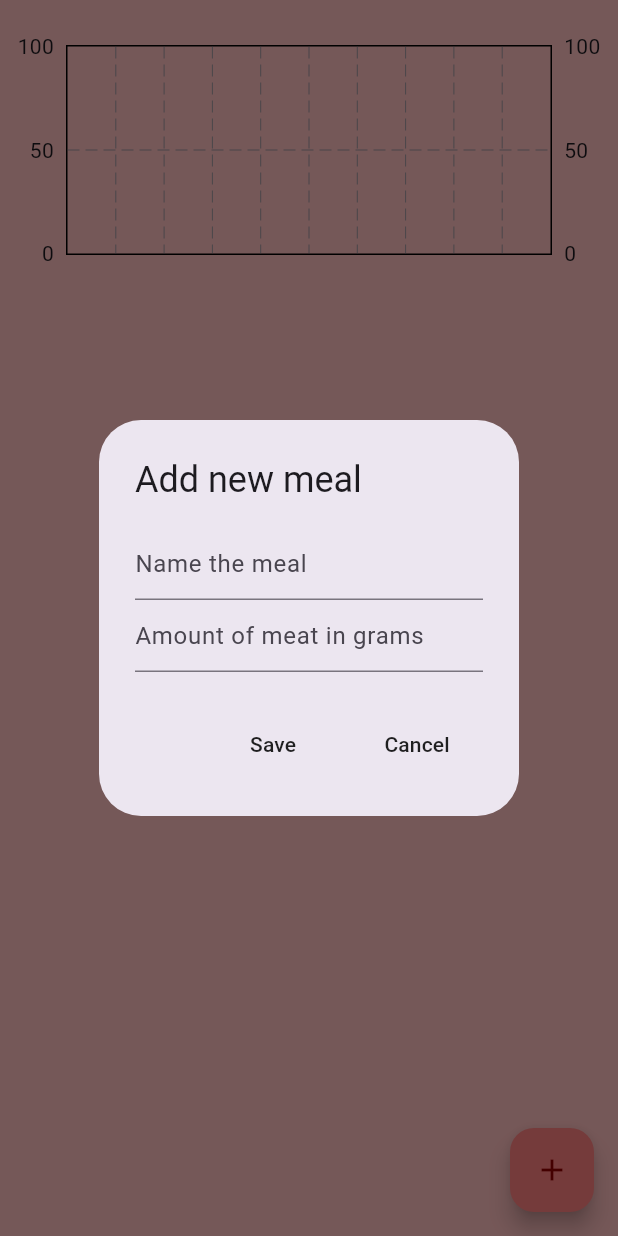
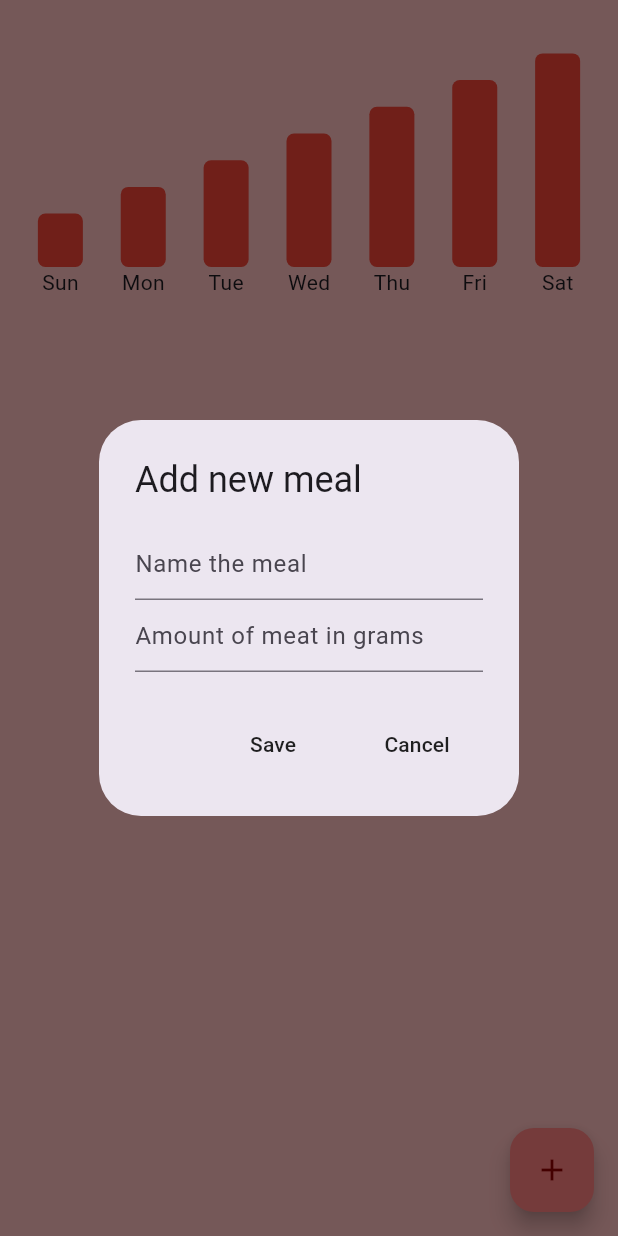
Before and after one commit to felixfeldweg-del/Meat-Tracker, a Flutter app: the screen it shows after launch, after a tap on the "add" icon, on a phone screen of 412 x 824 dp. Run offline on Flutter 3.47's test engine with Material 3 defaults, Android fonts, the phone set to English and light mode, and no system bars; drawn by our look-alikes of fl_chart; our stand-ins replace hive, hive_flutter; accounts and stored records are empty.

Commit message:
edited Graphstyle

```diff
--- a/lib/bar graph/bar_data.dart
+++ b/lib/bar graph/bar_data.dart
@@ -19,9 +19,7 @@ class BarData {
     required this.thuAmount,
     required this.friAmount,
     required this.satAmount,
-  });
-
-  void initBarData(){
+  }){
     barData.add(SingleBar(x: 0, y: sunAmount));
     barData.add(SingleBar(x: 1, y: monAmount));
     barData.add(SingleBar(x: 2, y: tueAmount));
--- a/lib/bar graph/bar_graph.dart
+++ b/lib/bar graph/bar_graph.dart
@@ -42,8 +42,57 @@ class MyBarGraph extends StatelessWidget {
       BarChartData(
         maxY: maxY,
         minY: 0,
+        gridData: FlGridData(show: false),
+        borderData: FlBorderData(show: false),
+        titlesData: FlTitlesData(
+          leftTitles: const AxisTitles(
+            sideTitles: SideTitles(showTitles: false),
+          ),
+          rightTitles: const AxisTitles(
+            sideTitles: SideTitles(showTitles: false),
+          ),
+          topTitles: const AxisTitles(
+            sideTitles: SideTitles(showTitles: false),
+          ),
+          bottomTitles: AxisTitles(
+            sideTitles: SideTitles(
+              showTitles: true,
+              getTitlesWidget: (double value, TitleMeta meta) {
+                 const List<String> days = [
+                  'Sun',
+                  'Mon',
+                  'Tue',
+                  'Wed',
+                  'Thu',
+                  'Fri',
+                  'Sat',
+                ];
+                final index = value.toInt();
+
+                if (index < 0 || index >= days.length) {
+                  return const SizedBox.shrink();
+                }
+
+                return Text(days[index]);
+              },
+            )
+          ),
+        ),
+
         barGroups: myBarData.barData
-          .map((data) => BarChartGroupData(x: data.x, ))
+          .map((data) =>
+            BarChartGroupData(
+              x: data.x,
+
+              barRods: [
+                BarChartRodData(
+                  toY: data.y,
+                  width: 30,
+                  borderRadius: BorderRadius.circular(5),
+                  color: Colors.red),
+              ]
+            )
+          )
           .toList()
       )
     );
--- a/pubspec.yaml
+++ b/pubspec.yaml
@@ -35,7 +35,7 @@ dependencies:
   # Use with the CupertinoIcons class for iOS style icons.
   cupertino_icons: ^1.0.8
   provider:
-  fl_chart: ^0.60.0
+  fl_chart: 0.70.2
   hive:
   hive_flutter:
 
```
Also changed, not shown: pubspec.lock.
